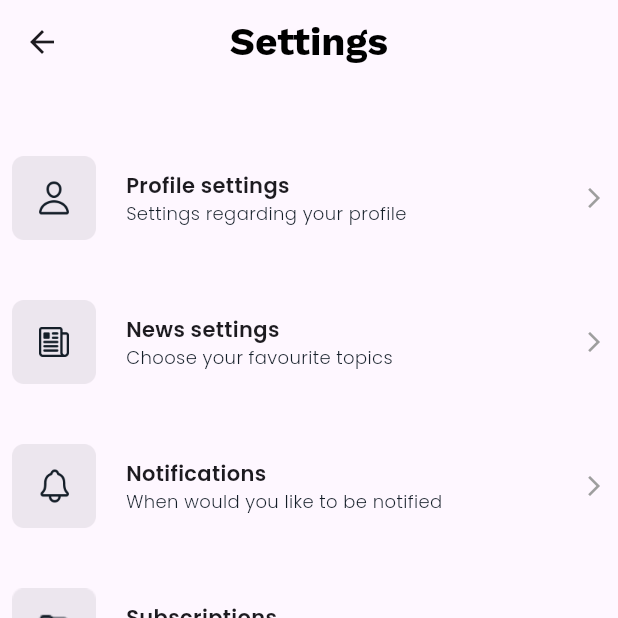
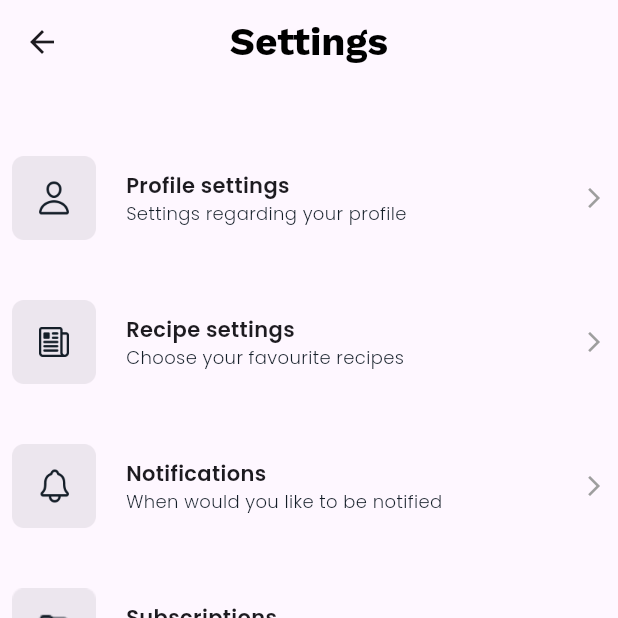
Before and after one commit to Fikrikhairul12/projectbootcamp, a Flutter app: the HomeView screen opened by its route, after a tap on the "settings" icon, on a phone screen of 412 x 824 dp, the top half of it. Run offline on Flutter 3.47's test engine with Material 3 defaults, Android fonts, the phone set to English and light mode, and no system bars; our stand-ins replace firebase_auth, firebase_core, get, google_fonts; accounts and stored records are empty; network calls fail.

Commit message:
Final project bootcamp

```diff
--- a/recipeapp/lib/app/modules/bottombar/controllers/bottombar_controller.dart
+++ b/recipeapp/lib/app/modules/bottombar/controllers/bottombar_controller.dart
@@ -7,6 +7,5 @@ class BottombarController extends GetxController {
 
   void changeTab(int index) {
     currentIndex.value = index;
-    // Get.offNamed(routes[index]);
   }
 }
--- a/recipeapp/lib/app/modules/getstarted/views/getstarted_view.dart
+++ b/recipeapp/lib/app/modules/getstarted/views/getstarted_view.dart
@@ -64,7 +64,7 @@ class GetstartedView extends GetView<GetstartedController> {
                     'Login',
                     style: GoogleFonts.workSans(
                       fontSize: 24,
-                      color: Colors.black, // Text color
+                      color: Colors.black,
                       fontWeight: FontWeight.bold,
                     ),
                   ),
--- a/recipeapp/lib/app/modules/home/widget/home_widget.dart
+++ b/recipeapp/lib/app/modules/home/widget/home_widget.dart
@@ -25,8 +25,8 @@ class RecipeCard extends StatelessWidget {
         borderRadius: BorderRadius.circular(20),
       ),
       child: Container(
-        width: 250, // Lebar card
-        padding: const EdgeInsets.all(16), // Padding dalam card
+        width: 250,
+        padding: const EdgeInsets.all(16),
         decoration: BoxDecoration(
           borderRadius: BorderRadius.circular(20),
           color: Colors.white,
@@ -37,15 +37,15 @@ class RecipeCard extends StatelessWidget {
             ClipRRect(
               borderRadius: BorderRadius.circular(15),
               child: Image.asset(
-                imageUrl, // Gambar diambil dari parameter
-                height: 150, // Tinggi gambar
-                width: double.infinity, // Lebar gambar penuh
+                imageUrl,
+                height: 150,
+                width: double.infinity,
                 fit: BoxFit.cover,
               ),
             ),
-            const SizedBox(height: 16), // Jarak antara gambar dan teks
+            const SizedBox(height: 16),
             Text(
-              title, // Title dari parameter
+              title,
               style: GoogleFonts.workSans(
                 fontSize: 18,
                 fontWeight: FontWeight.bold,
@@ -53,13 +53,13 @@ class RecipeCard extends StatelessWidget {
               ),
             ),
             Text(
-              subtitle, // Subtitle dari parameter
+              subtitle,
               style: GoogleFonts.workSans(
                 fontSize: 16,
                 color: Colors.black54,
               ),
             ),
-            const SizedBox(height: 16), // Jarak antara teks dan ikon
+            const SizedBox(height: 16),
             Row(
               mainAxisAlignment: MainAxisAlignment.spaceBetween,
               children: [
@@ -68,7 +68,7 @@ class RecipeCard extends StatelessWidget {
                     const Icon(Icons.local_fire_department, color: Colors.orange),
                     const SizedBox(width: 5),
                     Text(
-                      calories, // Kalori dari parameter
+                      calories,
                       style: const TextStyle(color: Colors.grey),
                     ),
                   ],
@@ -78,7 +78,7 @@ class RecipeCard extends StatelessWidget {
                     const Icon(Icons.access_time, color: Colors.grey),
                     const SizedBox(width: 5),
                     Text(
-                      time, // Waktu dari parameter
+                      time,
                       style: const TextStyle(color: Colors.grey),
                     ),
                   ],
--- a/recipeapp/lib/app/modules/settings/views/settings_view.dart
+++ b/recipeapp/lib/app/modules/settings/views/settings_view.dart
@@ -42,8 +42,8 @@ class SettingsView extends GetView<SettingsController> {
                   ),
                   SettingItem(
                     imagePath: 'assets/icons/icon-news.png',
-                    title: 'News settings',
-                    subtitle: 'Choose your favourite topics',
+                    title: 'Recipe settings',
+                    subtitle: 'Choose your favourite recipes',
                     onTap: () {
                       // Tambahkan aksi ketika item ditekan
                     },
```
Also changed, not shown: recipeapp/lib/app/modules/detail/views/detail_view.dart (+6 -11 lines), recipeapp/lib/app/modules/list_menu/controllers/list_menu_controller.dart (+5 -23 lines), recipeapp/lib/app/modules/list_menu/views/list_menu_view.dart (+3 -6 lines), recipeapp/pubspec.yaml (+8 -0 lines), recipeapp/lib/app/modules/bottombar/views/bottombar_view.dart (line endings or trailing spaces), recipeapp/pubspec.lock, 28 other files.
